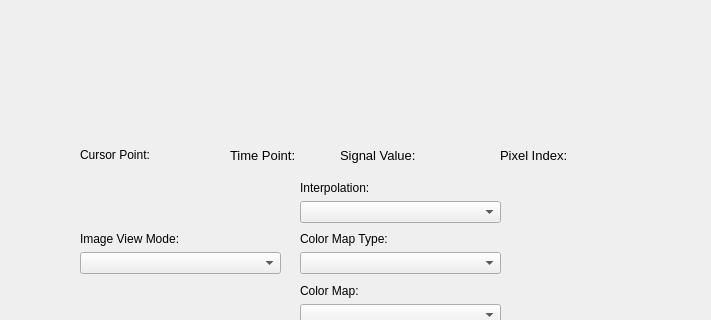
Old version of the form ui/main.ui in the repository 4c1dhydr4/thz; both pictures show x 440 to 1151 and y 253 to 573 of the 1291 by 680 pixel window.
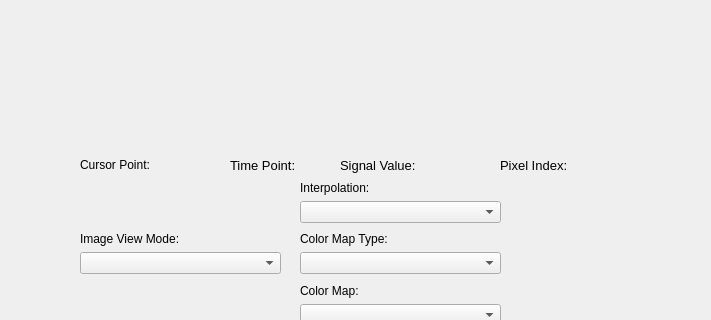
New version of the form. Custom widgets are drawn as their Qt base class.

What changed in the file:
```diff
--- a/ui/main.ui
+++ b/ui/main.ui
@@ -153,7 +153,7 @@
     <property name="geometry">
      <rect>
       <x>940</x>
-      <y>400</y>
+      <y>410</y>
       <width>131</width>
       <height>16</height>
      </rect>
@@ -238,7 +238,7 @@
     <property name="geometry">
      <rect>
       <x>670</x>
-      <y>400</y>
+      <y>410</y>
       <width>101</width>
       <height>16</height>
      </rect>
@@ -275,7 +275,7 @@
     <property name="geometry">
      <rect>
       <x>520</x>
-      <y>400</y>
+      <y>410</y>
       <width>151</width>
       <height>16</height>
      </rect>
@@ -307,7 +307,7 @@
     <property name="geometry">
      <rect>
       <x>780</x>
-      <y>400</y>
+      <y>410</y>
       <width>151</width>
       <height>16</height>
      </rect>
```
